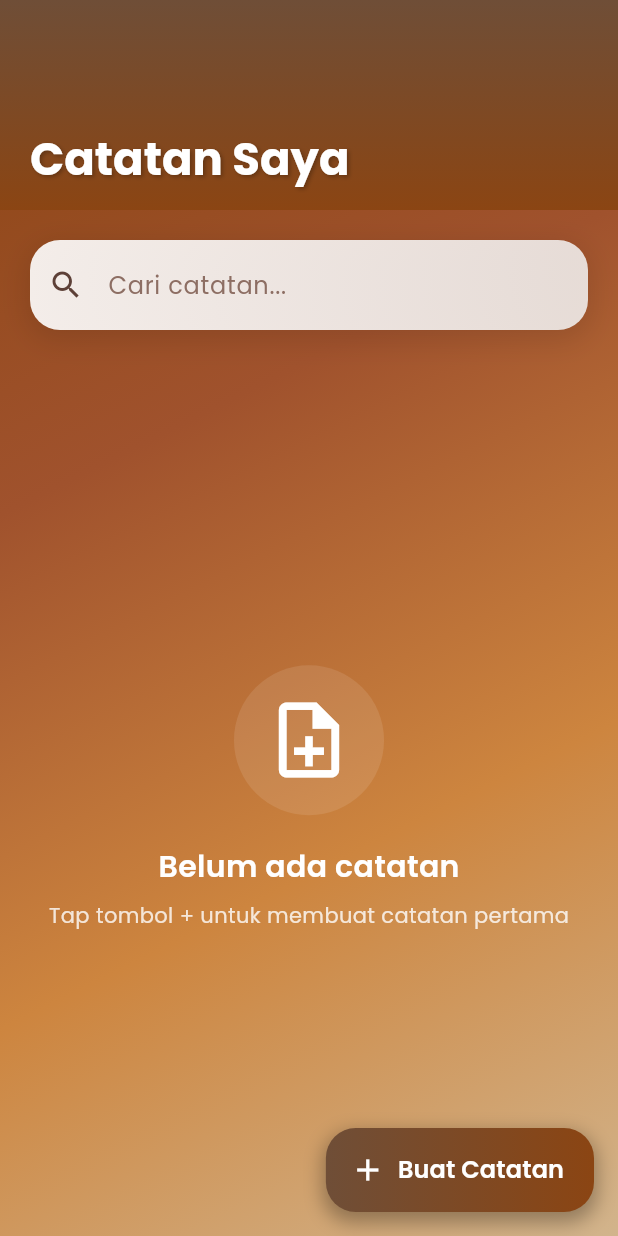
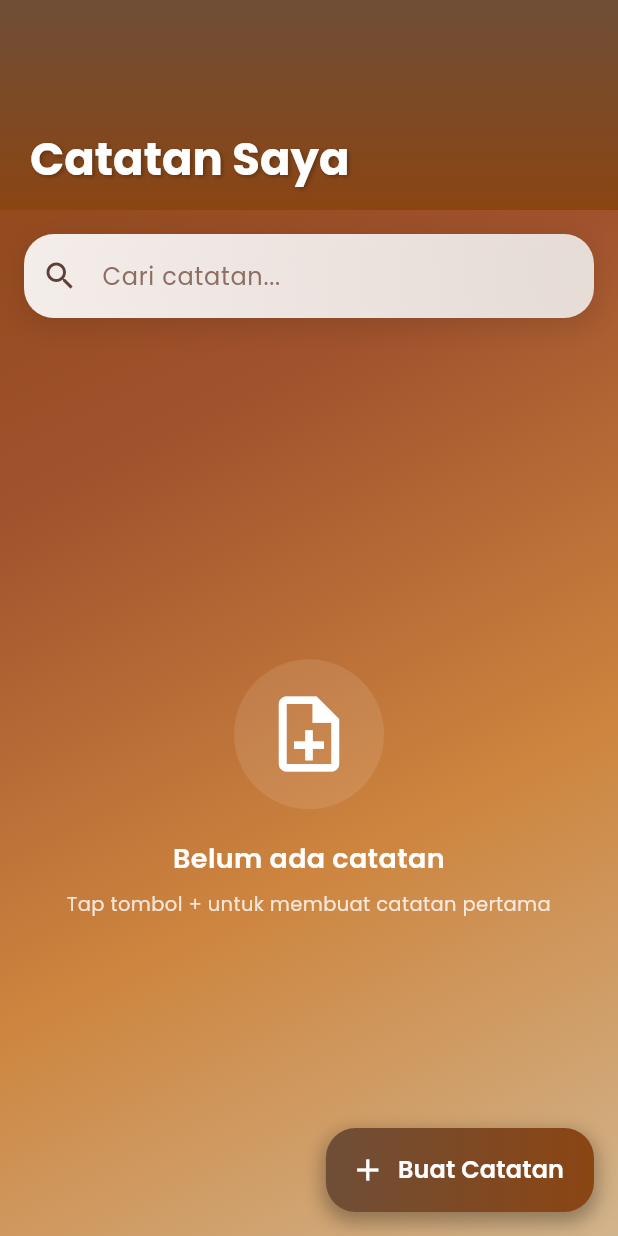
Before and after one commit to indahrmdhnii/Aesthetic-Note-App-Flutter, a Flutter app: the screen it shows after launch, on a phone screen of 412 x 824 dp. Run offline on Flutter 3.47's test engine with Material 3 defaults, Android fonts, the phone set to English and light mode, and no system bars; our stand-ins replace google_fonts, sqflite; accounts and stored records are empty.

Commit message:
update project

```diff
--- a/lib/main.dart
+++ b/lib/main.dart
@@ -283,12 +283,27 @@ class NotesHomePage extends StatefulWidget {
 
 class _NotesHomePageState extends State<NotesHomePage> {
   final TextEditingController _searchController = TextEditingController();
+  // Implementasi setState() - Contoh state dasar untuk kontrol pencarian
+  bool _isSearchActive = false;
 
   @override
   void initState() {
     super.initState();
     WidgetsBinding.instance.addPostFrameCallback((_) {
       NotesInheritedWidget.of(context)?.loadNotes();
+    });
+  }
+
+  @override
+  void dispose() {
+    _searchController.dispose();
+    super.dispose();
+  }
+
+  // Method menggunakan setState()
+  void _toggleSearchActive(bool value) {
+    setState(() {
+      _isSearchActive = value;
     });
   }
 
@@ -351,7 +366,7 @@ class _NotesHomePageState extends State<NotesHomePage> {
             ),
             SliverToBoxAdapter(
               child: Padding(
-                padding: const EdgeInsets.all(20),
+                padding: const EdgeInsets.all(16),
                 child: Container(
                   decoration: BoxDecoration(
                     gradient: LinearGradient(
@@ -372,7 +387,10 @@ class _NotesHomePageState extends State<NotesHomePage> {
                   ),
                   child: TextField(
                     controller: _searchController,
-                    onChanged: notesState.searchNotes,
+                    onChanged: (value) {
+                      _toggleSearchActive(value.isNotEmpty);
+                      notesState.searchNotes(value);
+                    },
                     style: GoogleFonts.poppins(
                       fontSize: 16,
                       color: Colors.brown[800],
@@ -383,11 +401,12 @@ class _NotesHomePageState extends State<NotesHomePage> {
                         color: Colors.brown[400],
                       ),
                       prefixIcon: Icon(Icons.search, color: Colors.brown[700]),
-                      suffixIcon: notesState.searchQuery.isNotEmpty
+                      suffixIcon: _isSearchActive
                           ? IconButton(
                               icon: Icon(Icons.clear, color: Colors.brown[600]),
                               onPressed: () {
                                 _searchController.clear();
+                                _toggleSearchActive(false);
                                 notesState.clearSearch();
                               },
                             )
@@ -395,7 +414,7 @@ class _NotesHomePageState extends State<NotesHomePage> {
                       border: InputBorder.none,
                       contentPadding: EdgeInsets.symmetric(
                         horizontal: 20,
-                        vertical: 18,
+                        vertical: 16,
                       ),
                     ),
                   ),
@@ -413,15 +432,24 @@ class _NotesHomePageState extends State<NotesHomePage> {
                   )
                 : notesState.notes.isEmpty
                     ? SliverFillRemaining(
+                        hasScrollBody: false,
+                        child: Flex(
+                          direction: Axis.vertical,
+                          children: [
+                            Expanded(
                               child: Center(
+                                child: Padding(
+                                  padding: EdgeInsets.symmetric(horizontal: 20),
                                   child: Column(
                                     mainAxisAlignment: MainAxisAlignment.center,
+                                    mainAxisSize: MainAxisSize.min,
                                     children: [
                                       Container(
                                         padding: EdgeInsets.all(20),
                                         decoration: BoxDecoration(
                                           color: Colors.white.withOpacity(0.1),
-                                  borderRadius: BorderRadius.circular(50),
+                                          borderRadius:
+                                              BorderRadius.circular(50),
                                         ),
                                         child: Icon(
                                           Icons.note_add_outlined,
@@ -435,10 +463,11 @@ class _NotesHomePageState extends State<NotesHomePage> {
                                             ? 'Belum ada catatan'
                                             : 'Tidak ada catatan yang cocok',
                                         style: GoogleFonts.poppins(
-                                  fontSize: 20,
+                                          fontSize: 18,
                                           color: Colors.white,
                                           fontWeight: FontWeight.w600,
                                         ),
+                                        textAlign: TextAlign.center,
                                       ),
                                       SizedBox(height: 8),
                                       Text(
@@ -446,22 +475,27 @@ class _NotesHomePageState extends State<NotesHomePage> {
                                             ? 'Tap tombol + untuk membuat catatan pertama'
                                             : 'Coba kata kunci yang berbeda',
                                         style: GoogleFonts.poppins(
-                                  fontSize: 14,
+                                          fontSize: 13,
                                           color: Colors.white.withOpacity(0.8),
+                                        ),
+                                        textAlign: TextAlign.center,
+                                      ),
+                                    ],
+                                  ),
+                                ),
                               ),
                             ),
                           ],
                         ),
-                        ),
                       )
                     : SliverPadding(
-                        padding: EdgeInsets.symmetric(horizontal: 20),
+                        padding: EdgeInsets.symmetric(horizontal: 16),
                         sliver: SliverList(
                           delegate: SliverChildBuilderDelegate(
                             (context, index) {
                               final note = notesState.notes[index];
                               return Padding(
-                                padding: EdgeInsets.only(bottom: 15),
+                                padding: EdgeInsets.only(bottom: 12),
                                 child: NoteCard(note: note),
                               );
                             },
@@ -470,7 +504,7 @@ class _NotesHomePageState extends State<NotesHomePage> {
                         ),
                       ),
             SliverToBoxAdapter(
-              child: SizedBox(height: 100), // Space for FAB
+              child: SizedBox(height: 80),
             ),
           ],
         ),
@@ -834,7 +868,7 @@ class _AddEditNotePageState extends State<AddEditNotePage> {
                   ],
                 ),
               ),
-              // Content
+              // Content dengan SingleChildScrollView untuk handle overflow
               Expanded(
                 child: Container(
                   margin: EdgeInsets.all(16),
@@ -858,6 +892,7 @@ class _AddEditNotePageState extends State<AddEditNotePage> {
                       ),
                     ],
                   ),
+                  child: SingleChildScrollView(
                     child: Column(
                       children: [
                         TextField(
@@ -892,8 +927,7 @@ class _AddEditNotePageState extends State<AddEditNotePage> {
                             ),
                           ),
                         ),
-                      Expanded(
-                        child: TextField(
+                        TextField(
                           controller: _contentController,
                           focusNode: _contentFocus,
                           decoration: InputDecoration(
@@ -910,11 +944,9 @@ class _AddEditNotePageState extends State<AddEditNotePage> {
                             height: 1.6,
                           ),
                           maxLines: null,
-                          expands: true,
-                          textAlignVertical: TextAlignVertical.top,
-                        ),
                         ),
                       ],
+                    ),
                   ),
                 ),
               ),
```
Lines whose indentation alone changed are shown as unchanged.
